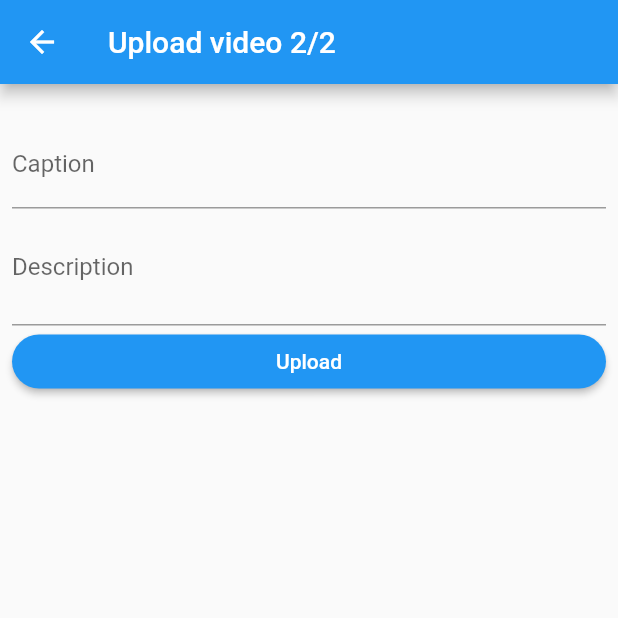
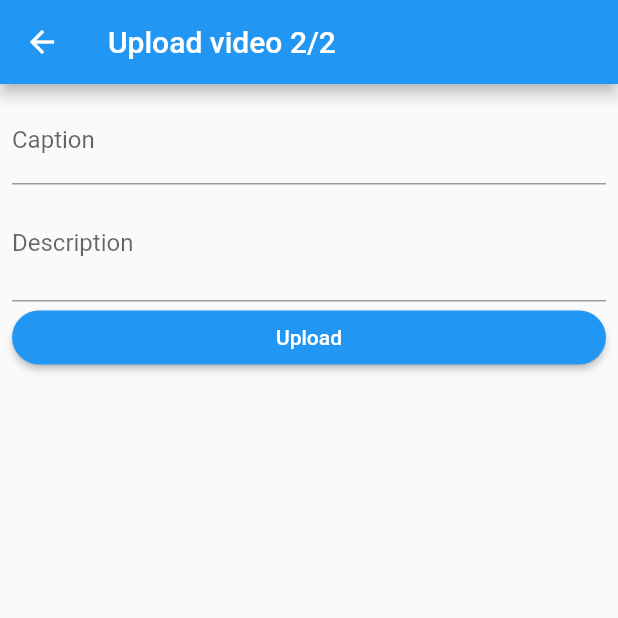
Before and after one commit to RzTutul/Fanfare_flutter, a Flutter app: the UploadVideoPage screen opened directly, on a phone screen of 412 x 824 dp, the top half of it. Run offline on Flutter 3.47's test engine with Material 2 defaults, Android fonts, the phone set to English and light mode, and no system bars; our stand-ins replace dio, get, image_picker, video_player; missing offline and left inert: video_thumbnail; network calls fail; Roboto replaces fonts that are missing (Poppins).

Commit message:
update video player

```diff
--- a/lib/pages/home_page.dart
+++ b/lib/pages/home_page.dart
@@ -107,7 +107,7 @@ class _VideoPlayerItemState extends State<VideoPlayerItem> {
 
     _videoController = VideoPlayerController.asset(widget.videoUrl)
       ..initialize().then((value) {
-       _videoController.play();
+      // _videoController.play();
         setState(() {
 
           isShowPlaying = false;
@@ -122,8 +122,6 @@ class _VideoPlayerItemState extends State<VideoPlayerItem> {
     // TODO: implement dispose
     super.dispose();
     _videoController.dispose();
-
-
   }
   Widget isPlaying(){
     return _videoController.value.isPlaying && !isShowPlaying  ? Container() : Icon(Icons.play_arrow,size: 80,color: white.withOpacity(0.5),);
--- a/lib/pages/upload_video.dart
+++ b/lib/pages/upload_video.dart
@@ -56,7 +56,7 @@ class _UploadVideoPageState extends State<UploadVideoPage> {
             key: _formKey,
             child: ListView(
               children: [
-                Text(controller.videopath.value),
+              /*  Text(controller.videopath.value),*/
                 // Image.memory(uint8list),
 
                 TextFormField(
@@ -148,7 +148,6 @@ class _UploadVideoPageState extends State<UploadVideoPage> {
                       Navigator.of(dialogContext).pop();
                       Get.to(RootApp());
 
-
                       print("helooo"+result);
                     }
                   },
```
Also changed, not shown: 1 other file.
